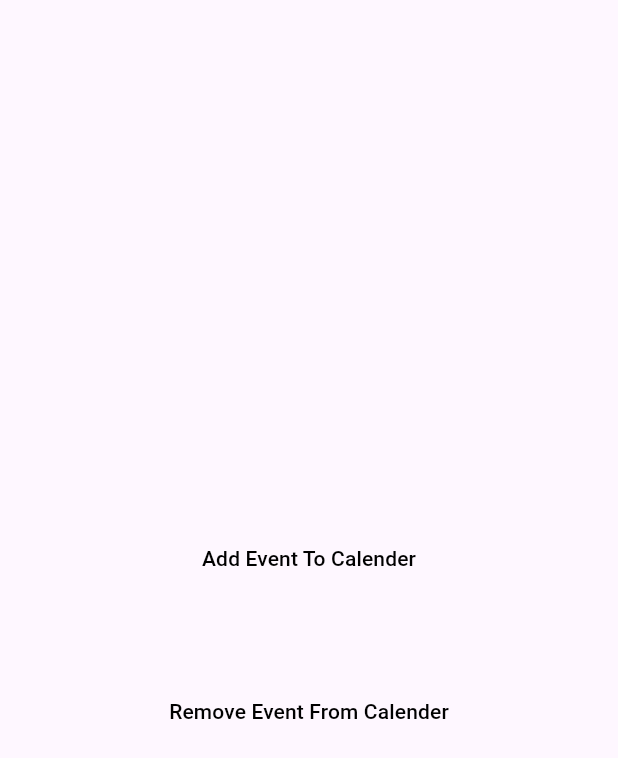
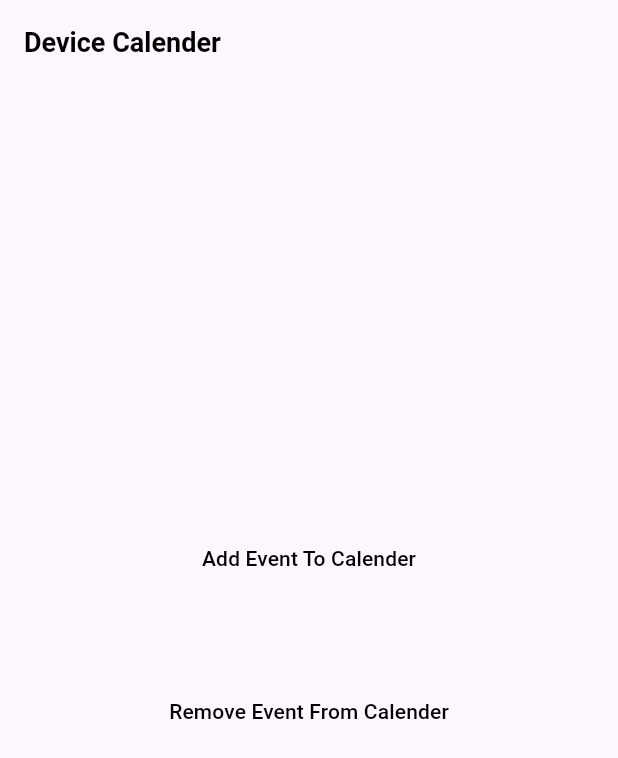
Before and after one commit to fadyZaherEng/App_Events_Device_Calender, a Flutter app: the screen it shows after launch, on a phone screen of 412 x 824 dp. Shown: the top 758 px of the screen. Run offline on Flutter 3.47's test engine with Material 2 defaults, Android fonts, the phone set to English and light mode, and no system bars; our stand-ins replace flutter_native_timezone; missing offline and left inert: device_calendar.

```diff
--- a/lib/home/home_screen.dart
+++ b/lib/home/home_screen.dart
@@ -23,7 +23,16 @@ class _HomeScreenState extends State<HomeScreen> {
   @override
   Widget build(BuildContext context) {
     return Scaffold(
-      appBar: AppBar(),
+      appBar: AppBar(
+        title: const Text(
+          "Device Calender",
+          style: TextStyle(
+            color: Colors.black,
+            fontSize: 18,
+            fontWeight: FontWeight.bold,
+          ),
+        ),
+      ),
       body: Center(
         child: Column(
           mainAxisSize: MainAxisSize.min,
```
